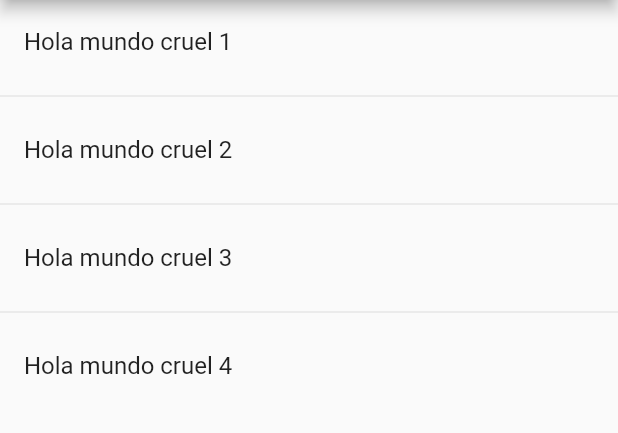
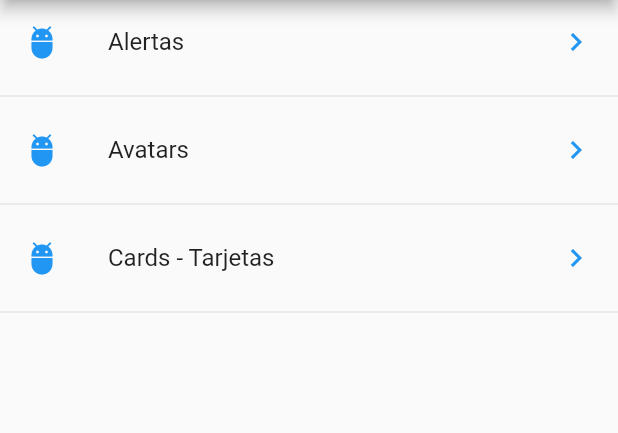
Before and after one commit to ArthurDioses/Component_Flutter_FerHe, a Flutter app: the screen it shows after launch, on a phone screen of 412 x 824 dp, the part 84-517 px from its top. Run offline on Flutter 3.47's test engine with Material 2 defaults, Android fonts, the phone set to English and light mode, and no system bars.

Commit message:
Add json and list 3 items

```diff
--- /dev/null
+++ b/data/menu_opts.json
@@ -0,0 +1,20 @@
+{
+    "nombreApp" : "Componentes",
+    "rutas" : [
+        {
+            "ruta" : "alert",
+            "icon" : "add_alert",
+            "texto": "Alertas"
+        },
+        {
+            "ruta" : "avatar",
+            "icon" : "accessibility",
+            "texto": "Avatars"
+        },
+        {
+            "ruta" : "card",
+            "icon" : "folder_open",
+            "texto": "Cards - Tarjetas"
+        }
+    ]
+}
--- a/lib/src/pages/home_page.dart
+++ b/lib/src/pages/home_page.dart
@@ -1,3 +1,4 @@
+import 'package:component_flutter_ferhe/src/providers/menu_provider.dart';
 import 'package:flutter/material.dart';
 
 class HomePage extends StatelessWidget {
@@ -14,20 +15,30 @@ class HomePage extends StatelessWidget {
   }
 
   Widget _lista() {
-    return ListView(
-      children: _listaItems(),
+    return FutureBuilder(
+      future: menuProvider.cargarData(),
+      //initialData: [],
+      builder: (context, AsyncSnapshot<List<dynamic>> snapshot) {
+        return ListView(
+          children: _listaItems(snapshot.data),
+        );
+      },
     );
   }
 
-  List<Widget> _listaItems() {
-    return [
-      ListTile(title: Text('Hola mundo cruel 1')),
-      Divider(),
-      ListTile(title: Text('Hola mundo cruel 2')),
-      Divider(),
-      ListTile(title: Text('Hola mundo cruel 3')),
-      Divider(),
-      ListTile(title: Text('Hola mundo cruel 4')),
-    ];
+  List<Widget> _listaItems(List<dynamic>? data) {
+    final List<Widget> opciones = [];
+    data!.forEach((opt) {
+      final widgetTemp = ListTile(
+        title: Text(opt['texto']),
+        leading: Icon(Icons.adb, color: Colors.blue),
+        trailing: Icon(Icons.keyboard_arrow_right, color: Colors.blue),
+        onTap: () {},
+      );
+      opciones
+        ..add(widgetTemp)
+        ..add(Divider());
+    });
+    return opciones;
   }
 }
--- a/pubspec.yaml
+++ b/pubspec.yaml
@@ -58,9 +58,9 @@ flutter:
   uses-material-design: true
 
   # To add assets to your application, add an assets section, like this:
-  # assets:
-  #   - images/a_dot_burr.jpeg
-  #   - images/a_dot_ham.jpeg
+  assets:
+    - data/menu_opts.json
+    #- images/a_dot_ham.jpeg
 
   # An image asset can refer to one or more resolution-specific "variants", see
   # https://flutter.dev/assets-and-images/#resolution-aware.
```
Also changed, not shown: lib/src/providers/menu_provider.dart (added, +19 -0 lines).
